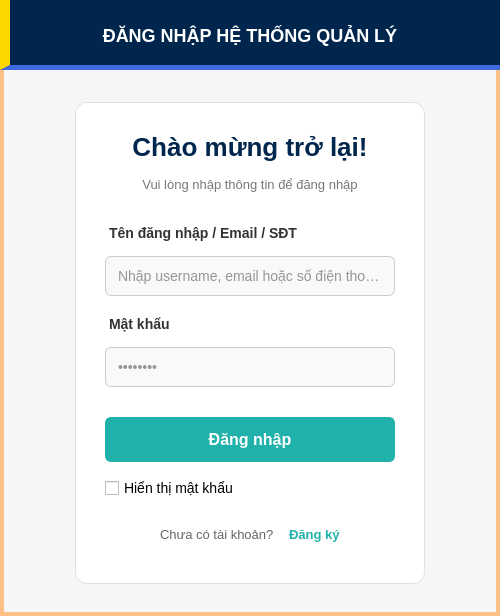
Before: the Qt Designer form src/components/widgets/login/loginform.ui in DamPhuQuy/Scientific-Article-Management, drawn with Qt 5.
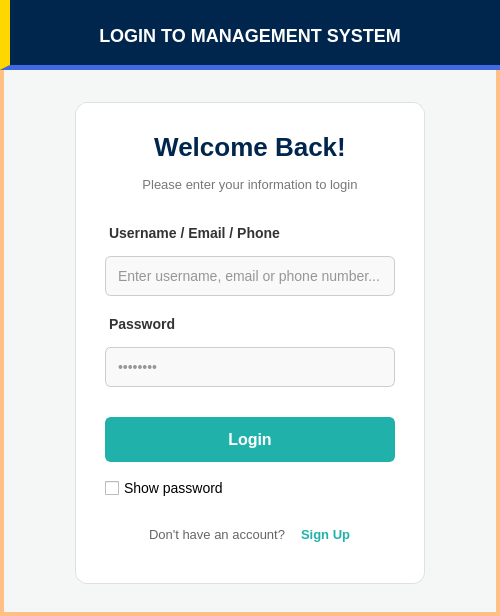
After: the same form once the commit is applied.

```diff
--- a/src/components/widgets/login/loginform.ui
+++ b/src/components/widgets/login/loginform.ui
@@ -120,7 +120,7 @@
          </string>
         </property>
         <property name="text">
-         <string>ĐĂNG NHẬP HỆ THỐNG QUẢN LÝ</string>
+         <string>LOGIN TO MANAGEMENT SYSTEM</string>
         </property>
         <property name="alignment">
          <set>Qt::AlignmentFlag::AlignCenter</set>
@@ -185,7 +185,7 @@
         <item>
          <widget class="QLabel" name="welcomeLabel">
           <property name="text">
-           <string>Chào mừng trở lại!</string>
+           <string>Welcome Back!</string>
           </property>
           <property name="alignment">
            <set>Qt::AlignmentFlag::AlignCenter</set>
@@ -195,7 +195,7 @@
         <item>
          <widget class="QLabel" name="subtitleLabel">
           <property name="text">
-           <string>Vui lòng nhập thông tin để đăng nhập</string>
+           <string>Please enter your information to login</string>
           </property>
           <property name="alignment">
            <set>Qt::AlignmentFlag::AlignCenter</set>
@@ -218,21 +218,21 @@
         <item>
          <widget class="QLabel" name="usernameLabel">
           <property name="text">
-           <string>Tên đăng nhập / Email / SĐT</string>
+           <string>Username / Email / Phone</string>
           </property>
          </widget>
         </item>
         <item>
          <widget class="QLineEdit" name="usernameEdit">
           <property name="placeholderText">
-           <string>Nhập username, email hoặc số điện thoại...</string>
+           <string>Enter username, email or phone number...</string>
           </property>
          </widget>
         </item>
         <item>
          <widget class="QLabel" name="passwordLabel">
           <property name="text">
-           <string>Mật khẩu</string>
+           <string>Password</string>
           </property>
          </widget>
         </item>
@@ -285,14 +285,14 @@
            </string>
           </property>
           <property name="text">
-           <string>Đăng nhập</string>
+           <string>Login</string>
           </property>
          </widget>
         </item>
         <item>
          <widget class="QCheckBox" name="showPasswordCheckBox">
           <property name="text">
-           <string>Hiển thị mật khẩu</string>
+           <string>Show password</string>
           </property>
          </widget>
         </item>
@@ -317,7 +317,7 @@
           <item>
            <widget class="QLabel" name="signUpPromptLabel">
             <property name="text">
-             <string>Chưa có tài khoản?</string>
+             <string>Don't have an account?</string>
             </property>
            </widget>
           </item>
@@ -327,7 +327,7 @@
              <cursorShape>PointingHandCursor</cursorShape>
             </property>
             <property name="text">
-             <string>Đăng ký</string>
+             <string>Sign Up</string>
             </property>
            </widget>
           </item>
```
